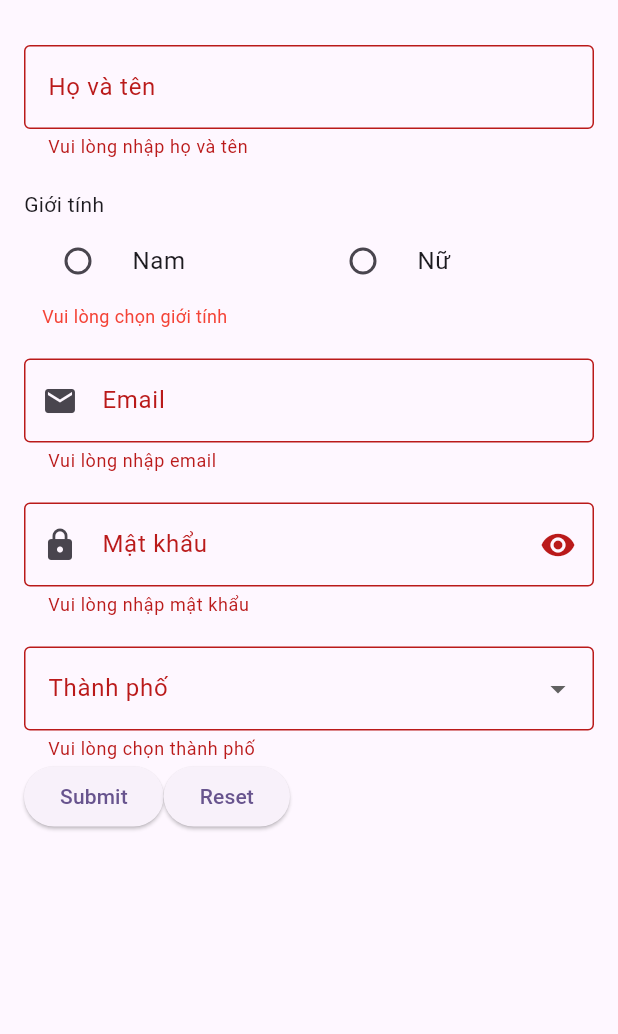
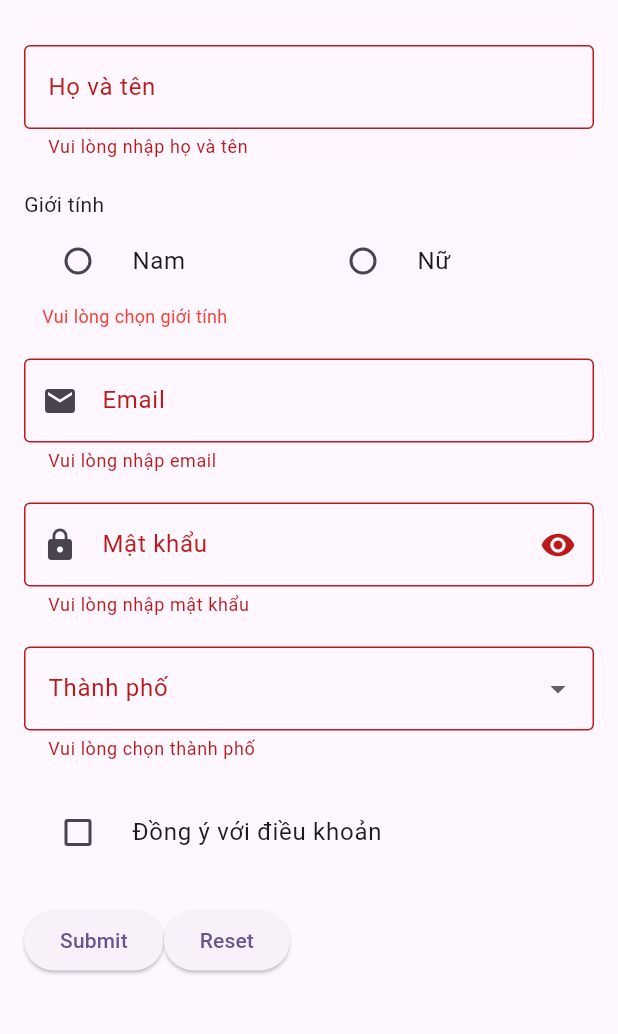
Before and after one commit to TrungKien2714/dart_tutorial, a Flutter app: the screen it shows after launch, after a tap on "Submit", on a phone screen of 412 x 824 dp, the part 63-1097 px from its top. Run offline on Flutter 3.47's test engine with Material 3 defaults, Android fonts, the phone set to English and light mode, and no system bars.

Commit message:
Feat: CheckBoxListTile

```diff
--- /dev/null
+++ b/app_01/lib/form/CheckBoxListTile.dart
@@ -0,0 +1,224 @@
+import 'package:flutter/material.dart';
+
+class Checkboxlisttile extends StatefulWidget {
+  @override
+  State<StatefulWidget> createState() => _CheckboxlisttileState();
+}
+
+class _CheckboxlisttileState extends State<Checkboxlisttile> {
+  final _formKey = GlobalKey<FormState>();
+  String? _name;
+  final _fullnameController = TextEditingController();
+  final _emailController = TextEditingController();
+  final _passwordController = TextEditingController();
+  bool _isObscure = true;
+  final List<String> _cities = ['Hà Nội', 'Hồ Chí Minh', 'Đà Nẵng', 'Cần Thơ'];
+  String? _selectedCity;
+  String? _gender;
+  bool _isAgreed = false;
+
+  @override
+  Widget build(BuildContext context) {
+    return Scaffold(
+      appBar: AppBar(title: Text('Form Basic Demo')),
+      body: Padding(
+        padding: EdgeInsets.all(16.0),
+        child: Form(
+          key: _formKey,
+          child: Column(
+            children: [
+              //TextFormField  là phiên bản mở rộng của TextField
+              //Validator: kiểm tra tính hợp lệ của dữ liệu nhập vào
+              //Controller cho phép truy cập và điều khiển dữ liệu nhập vào
+              //obscureText: ẩn văn bản nhập vào (thường dùng cho mật khẩu)
+              //AutoValidateMode: điều khiển thời điểm validation được kích hoạt
+              TextFormField(
+                controller: _fullnameController,
+                decoration: InputDecoration(
+                  labelText: "Họ và tên",
+                  hintText: "Nhập họ và tên của bạn",
+                  border: OutlineInputBorder(),
+                ),
+                onSaved: (newValue) => _name = newValue,
+                validator: (value) {
+                  if (value == null || value.isEmpty) {
+                    return "Vui lòng nhập họ và tên";
+                  }
+                  return null;
+                },
+              ),
+              SizedBox(height: 20),
+              FormField<String>(
+                validator: (value) {
+                  if (value == null || value.isEmpty) {
+                    return "Vui lòng chọn giới tính";
+                  }
+                  return null;
+                },
+                initialValue: _gender,
+                builder: (FormFieldState<String> state) {
+                  return Column(
+                    crossAxisAlignment: CrossAxisAlignment.start,
+                    children: [
+                      Text("Giới tính"),
+                      Row(
+                        children: [
+                          Expanded(
+                            child: RadioListTile<String>(
+                              title: Text("Nam"),
+                              value: 'male',
+                              groupValue: _gender,
+                              onChanged: (value) {
+                                setState(() {
+                                  _gender = value;
+                                  state.didChange(value);
+                                });
+                              },
+                            ),
+                          ),
+                          Expanded(
+                            child: RadioListTile<String>(
+                              title: Text("Nữ"),
+                              value: 'female',
+                              groupValue: _gender,
+                              onChanged: (value) {
+                                setState(() {
+                                  _gender = value;
+                                  state.didChange(value);
+                                });
+                              },
+                            ),
+                          ),
+                        ],
+                      ),
+                      if (state.hasError)
+                        Padding(
+                          padding: EdgeInsets.only(left: 12),
+                          child: Text(
+                            state.errorText!,
+                            style: TextStyle(color: Colors.red, fontSize: 12),
+                          ),
+                        ),
+                    ],
+                  );
+                },
+              ),
+              SizedBox(height: 20),
+
+              TextFormField(
+                controller: _emailController,
+                decoration: InputDecoration(
+                  labelText: "Email",
+                  hintText: "example@gmail.com",
+                  prefixIcon: Icon(Icons.email),
+                  border: OutlineInputBorder(),
+                ),
+                keyboardType: TextInputType.emailAddress,
+                validator: (value) {
+                  if (value == null || value.isEmpty) {
+                    return "Vui lòng nhập email";
+                  }
+                  if (!RegExp(
+                    r'^[\w-\.]+@([\w-]+\.)+[\w-]{2,4}$',
+                  ).hasMatch(value)) {
+                    return "Vui lòng nhập email hợp lệ";
+                  }
+                  return null;
+                },
+              ),
+              SizedBox(height: 20),
+              TextFormField(
+                controller: _passwordController,
+                decoration: InputDecoration(
+                  labelText: "Mật khẩu",
+                  hintText: "Nhập mật khẩu của bạn",
+                  prefixIcon: Icon(Icons.lock),
+                  border: OutlineInputBorder(),
+                  suffixIcon: IconButton(
+                    icon: Icon(
+                      _isObscure ? Icons.visibility : Icons.visibility_off,
+                    ),
+                    onPressed: () {
+                      setState(() {
+                        _isObscure = !_isObscure;
+                      });
+                    },
+                  ),
+                ),
+                obscureText: _isObscure,
+                validator: (value) {
+                  if (value == null || value.isEmpty) {
+                    return "Vui lòng nhập mật khẩu";
+                  }
+                  if (value.length < 6) {
+                    return "Mật khẩu phải có ít nhất 6 ký tự";
+                  }
+                  return null;
+                },
+              ),
+              SizedBox(height: 20),
+              DropdownButtonFormField(
+                decoration: InputDecoration(
+                  labelText: "Thành phố",
+                  border: OutlineInputBorder(),
+                ),
+                items: _cities.map((city) {
+                  return DropdownMenuItem(child: Text(city), value: city);
+                }).toList(),
+                onChanged: (value) {
+                  setState(() {
+                    _selectedCity = value;
+                  });
+                },
+                validator: (value) {
+                  if (value == null) {
+                    return "Vui lòng chọn thành phố";
+                  }
+                  return null;
+                },
+              ),
+
+              SizedBox(height: 20),
+              CheckboxListTile(
+                title: Text('Đồng ý với điều khoản'),
+                value: _isAgreed,
+                onChanged: (value) {
+                  setState(() {
+                    _isAgreed = value!;
+                    print('Đồng ý: $_isAgreed');
+                  });
+                },
+                controlAffinity: ListTileControlAffinity.leading,
+              ),
+              SizedBox(height: 20),
+              Row(
+                children: [
+                  ElevatedButton(
+                    onPressed: () {
+                      if (_formKey.currentState!.validate()) {
+                        _formKey.currentState!.save();
+                        ScaffoldMessenger.of(context).showSnackBar(
+                          SnackBar(content: Text("Xin chao $_name")),
+                        );
+                      }
+                    },
+                    child: Text("Submit"),
+                  ),
+                  ElevatedButton(
+                    onPressed: () {
+                      _formKey.currentState!.reset();
+                      setState(() {
+                        _name = null;
+                      });
+                    },
+                    child: Text("Reset"),
+                  ),
+                ],
+              ),
+            ],
+          ),
+        ),
+      ),
+    );
+  }
+}
--- a/app_01/lib/main.dart
+++ b/app_01/lib/main.dart
@@ -13,6 +13,7 @@ import 'form/form_basic.dart';
 import 'form/TextFormField.dart';
 import 'form/DropDownList.dart';
 import 'form/RadioListTile.dart';
+import 'form/CheckBoxListTile.dart';
 
 void main() {
   runApp(const MyApp());
@@ -43,9 +44,9 @@ class MyApp extends StatelessWidget {
         //
         // This works for code too, not just values: Most code changes can be
         // tested with just a hot reload.
-        colorScheme: .fromSeed(seedColor: Colors.deepPurple),
+        colorScheme: ColorScheme.fromSeed(seedColor: Colors.deepPurple),
       ),
-      home: RadioListTileDemo(),
+      home: Checkboxlisttile(),
     );
   }
 }
```
